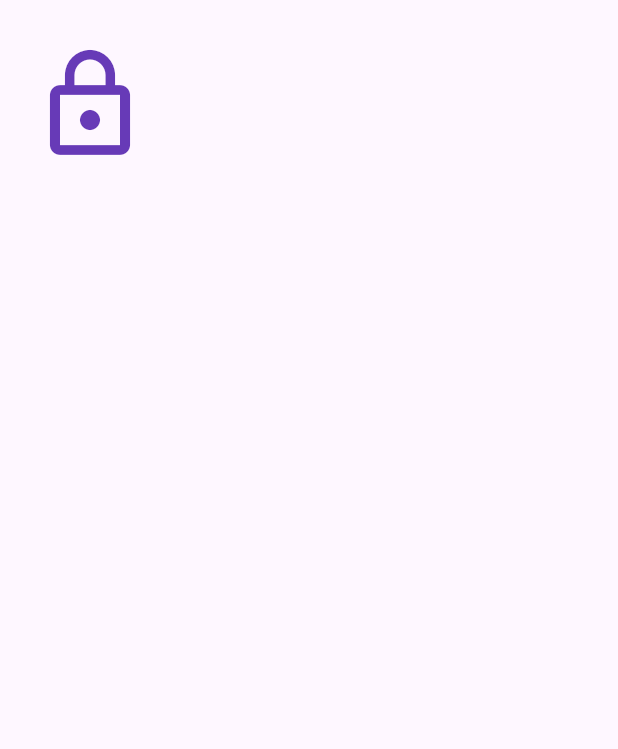
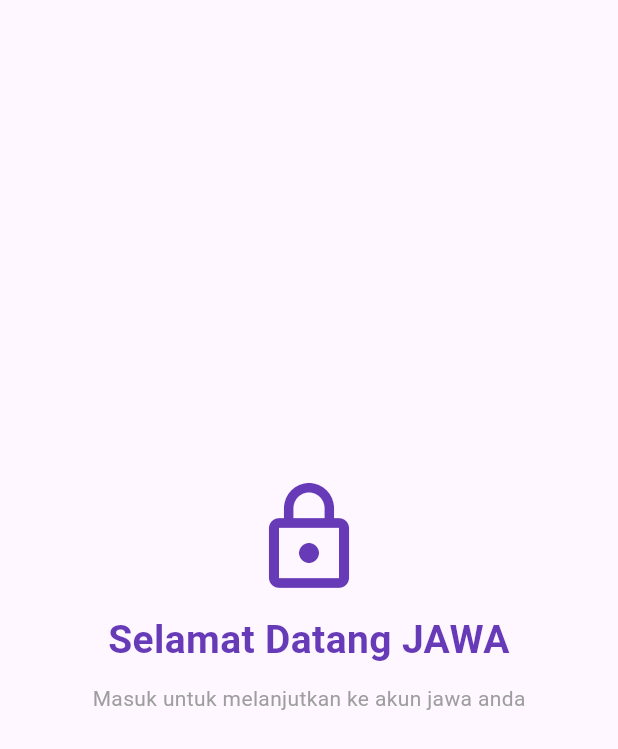
Before and after one commit to IhzaAnasrulloh/KB1179-1123150007-uts, a Flutter app: the login screen opened directly, on a phone screen of 412 x 824 dp. Shown: the top 749 px of the screen. Run offline on Flutter 3.47's test engine with Material 3 defaults, Android fonts, the phone set to English and light mode, and no system bars.

Commit message:
menambahkan tulisan selamat datang dan di wrap ke center

```diff
--- a/lib/Login Page/login.dart
+++ b/lib/Login Page/login.dart
@@ -5,23 +5,41 @@ class login extends StatelessWidget {
 
   @override
   Widget build(BuildContext context) {
-    return Scaffold(
-      body: SingleChildScrollView(
-        child: Container(
-          padding: const EdgeInsets.all(20.0),
-          child: const Column(
-            children: [
+     return Scaffold(
+      body: Center(
+        child: SingleChildScrollView(
+          child: Container(
+            padding: const EdgeInsets.all(20.0),
+            child: Column(
+              children: [
               SizedBox(height: 10,),
               Icon(
                 Icons.lock_outline,
                 size: 80,
                 color: Colors.deepPurple,
               ),
-              SizedBox(height: 10,)
+              SizedBox(height: 10,),
+
+              const Text(
+                "Selamat Datang JAWA",
+                style: TextStyle(
+                  fontSize: 26,
+                  fontWeight: FontWeight.bold,
+                  color: Colors.deepPurple,
+                ),
+                textAlign: TextAlign.center,
+              ),
+              const SizedBox(height: 10),
+              const Text(
+                "Masuk untuk melanjutkan ke akun jawa anda",
+                style: TextStyle(color: Colors.grey, fontSize: 14),
+              ),
+              const SizedBox(height: 40),
             ],
           ),
         ),
       ),
+      )
     );
   }
 }
```
